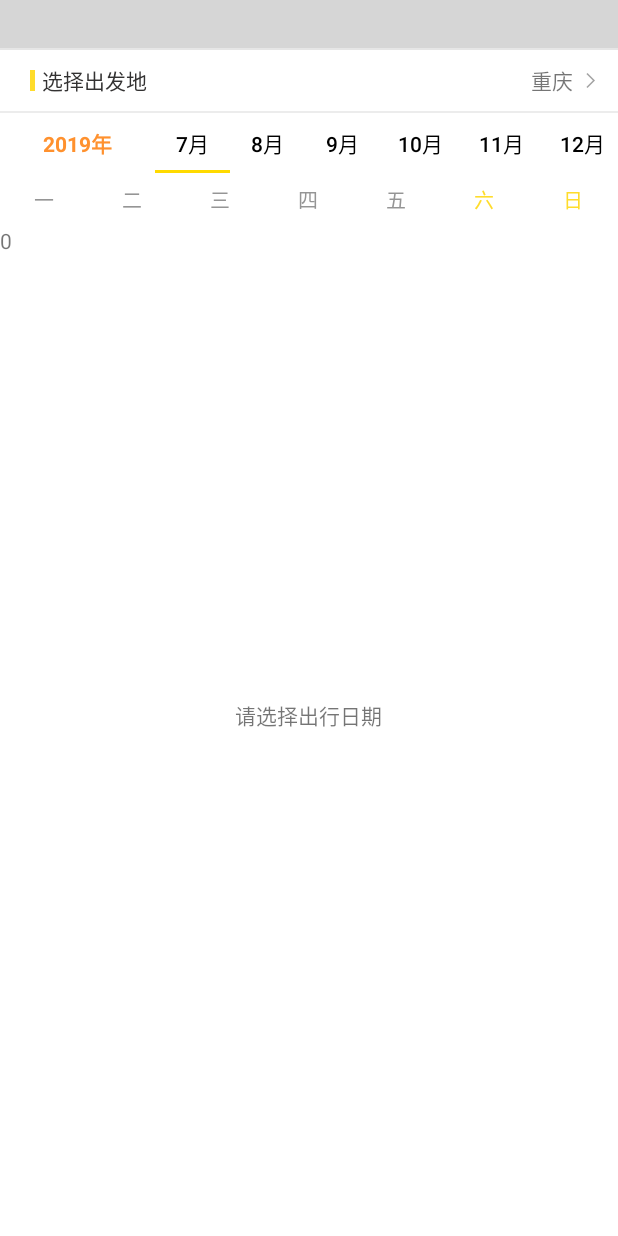
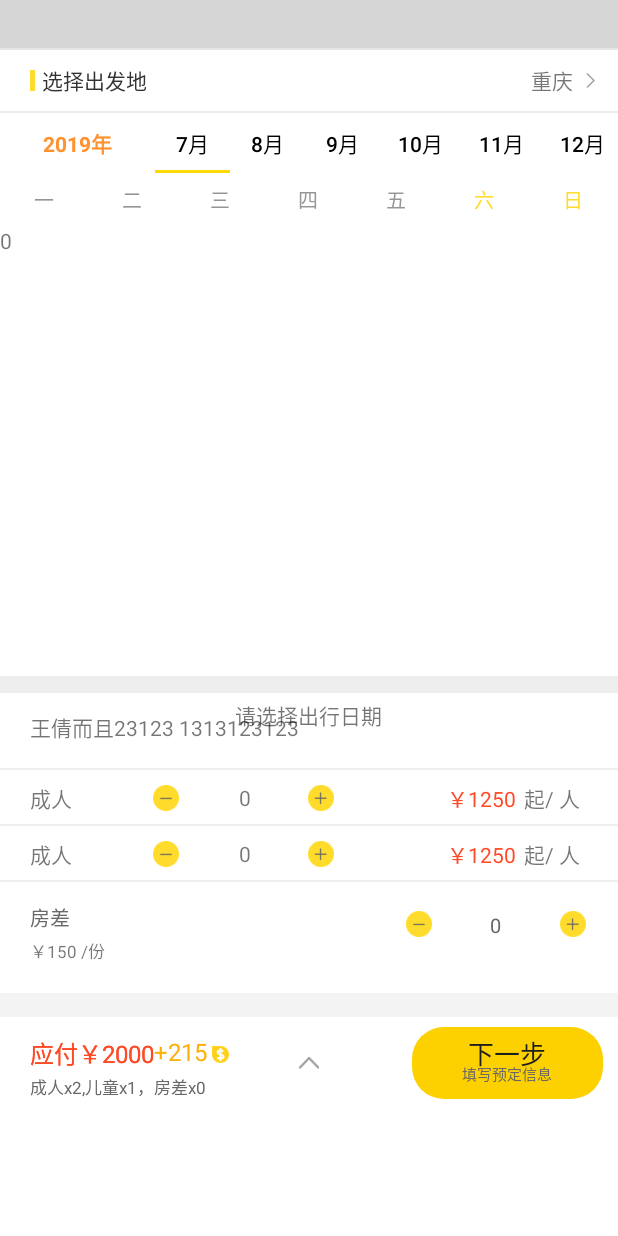
Before and after one commit to a329336057/qfxdemo, an Android app: the TravelReserveActivity screen opened directly, with no data from a screen before it, on a phone screen of 412 x 824 dp. Run offline under Robolectric (Android 15) with nearby library versions, the phone set to English and light mode, and no system bars; libraries missing offline, so code that uses them is left out: com.bigkoo.pickerview, com.chad.library, com.hjq.bar; plain views replace TitleBar; 4 statements that could not run were skipped; grey boxes are pictures that could not be loaded.

```diff
--- a/app/src/main/java/com/qifeixianapp/qfxdemo/Activitiy/TravelReserveActivity.java
+++ b/app/src/main/java/com/qifeixianapp/qfxdemo/Activitiy/TravelReserveActivity.java
@@ -1,12 +1,14 @@
 package com.qifeixianapp.qfxdemo.Activitiy;
 
 import android.content.Intent;
+import android.media.Image;
 import android.support.v4.app.Fragment;
 import android.support.v4.view.ViewPager;
 import android.support.v7.app.AppCompatActivity;
 import android.os.Bundle;
 import android.util.Log;
 import android.view.View;
+import android.widget.EditText;
 import android.widget.FrameLayout;
 
 import android.support.design.widget.TabLayout;
@@ -39,8 +41,9 @@ import java.util.List;
 public class TravelReserveActivity extends AppCompatActivity implements OnTitleBarListener ,View.OnClickListener {
 
     public static RelativeLayout mTravelBillsRelativeLayout,mTravelReserveSelectRelativeLayout;
-    public static TextView mTravelDateSelect;
+    public static TextView mTravelDateSelect,SelectAdult,SelectChildren;
     public static TextView SelectDay; //选择的日子
+    ImageView mSelectAdultadd,mSelectAdultreduce,mSelectChildrenadd,mSelectChildrenreduce; //选择项 成人和儿童
     TabLayout mTableLayout;
     TitleBar mTitleBar;
     public  static ImageView LASTITEM; //上一次选择的背景
@@ -176,7 +179,10 @@ public class TravelReserveActivity extends AppCompatActivity implements OnTitleB
 
     private void find()  {
         mTravelReserveSelectRelativeLayout=findViewById(R.id.Travel_Bills_Reserve_Select_RelativeLayout);
-
+        mSelectAdultadd=findViewById(R.id.Travel_Reserve_Adult_add_EdteText);
+        mSelectAdultreduce=findViewById(R.id.Travel_Reserve_Adult_reduce_EdteText);
+        mSelectChildrenadd=findViewById(R.id.Travel_Reserve_Rhildren_add_EdteText);
+        mSelectChildrenreduce=findViewById(R.id.Travel_Reserve_Rhildren_reduce_EdteText);
         mTravelBillsRelativeLayout=findViewById(R.id.Travel_Reserve_Bills_RelativeLayout);
         mTravelDateSelect=findViewById(R.id.Travel_Reserve_DateSelect);
         SelectDay=findViewById(R.id.Reserve_SelectDay);
--- a/app/src/main/java/com/qifeixianapp/qfxdemo/Activitiy/TsetAndroidActivity.java
+++ b/app/src/main/java/com/qifeixianapp/qfxdemo/Activitiy/TsetAndroidActivity.java
@@ -21,6 +21,7 @@ public class TsetAndroidActivity extends AppCompatActivity implements OnTitleBar
         titleBar=findViewById(R.id.Testjsanzroid);
         webView=findViewById(R.id.testjsandroidwebview);
         setweb();
+
     }
 
     private void setweb() {
--- a/app/src/main/res/layout/activity_reserve.xml
+++ b/app/src/main/res/layout/activity_reserve.xml
@@ -193,7 +193,7 @@
         android:layout_width="wrap_content"
         android:layout_below="@id/Reserve_viewpager"
         android:id="@+id/Travel_Reserve_Bills_RelativeLayout"
-        android:visibility="gone"
+
         android:layout_height="wrap_content">
         <View
             android:layout_width="match_parent"
@@ -231,6 +231,7 @@
                 android:layout_width="17dp"
                 android:layout_height="17dp"
                 android:src="@drawable/travel_jian"
+                android:id="@+id/Travel_Reserve_Adult_reduce_EdteText"
                 android:layout_centerVertical="true"
                 android:layout_marginLeft="102dp"
                 />
@@ -240,12 +241,14 @@
                 android:text="0"
                 android:layout_marginLeft="159dp"
                 android:layout_centerVertical="true"/>
+
             <ImageView
+                android:id="@+id/Travel_Reserve_Adult_add_EdteText"
                 android:layout_width="17dp"
                 android:layout_height="17dp"
-                android:src="@drawable/travel_add"
                 android:layout_centerVertical="true"
                 android:layout_marginLeft="205dp"
+                android:src="@drawable/travel_add"
 
                 />
             <TextView
@@ -288,6 +291,7 @@
             <ImageView
                 android:layout_width="17dp"
                 android:layout_height="17dp"
+                android:id="@+id/Travel_Reserve_Rhildren_reduce_EdteText"
                 android:src="@drawable/travel_jian"
                 android:layout_centerVertical="true"
                 android:layout_marginLeft="102dp"
@@ -301,6 +305,7 @@
             <ImageView
                 android:layout_width="17dp"
                 android:layout_height="17dp"
+                android:id="@+id/Travel_Reserve_Rhildren_add_EdteText"
                 android:src="@drawable/travel_add"
                 android:layout_centerVertical="true"
                 android:layout_marginLeft="205dp"
--- a/app/src/main/res/layout/activity_travel_order_bills.xml
+++ b/app/src/main/res/layout/activity_travel_order_bills.xml
@@ -593,6 +593,8 @@
                 android:layout_marginTop="24dp"
                 android:layout_marginLeft="20dp"/>
             <android.support.v7.widget.RecyclerView
+                android:layout_centerHorizontal="true"
+                android:layout_marginLeft="40dp"
                 android:layout_width="match_parent"
                 android:id="@+id/Travel_Order_Bills_List"
                 android:layout_below="@id/Travel_Order_Bills_List_TELLNAME"
```
Also changed, not shown: app/src/main/res/layout/activity_my_fans.xml (+7 -3 lines).
